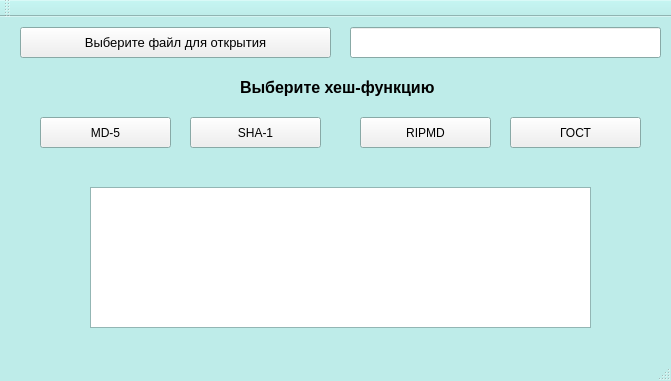
Before: the Qt Designer form mainwindow.ui in ollolo4/xxx, drawn with Qt 5.
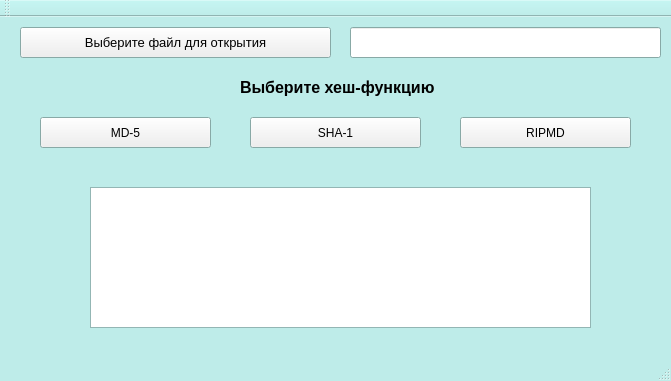
After: the same form once the commit is applied.

Patch:
```diff
--- a/mainwindow.ui
+++ b/mainwindow.ui
@@ -169,7 +169,7 @@
      <rect>
       <x>40</x>
       <y>100</y>
-      <width>131</width>
+      <width>171</width>
       <height>31</height>
      </rect>
     </property>
@@ -190,9 +190,9 @@
    <widget class="QPushButton" name="pushSha">
     <property name="geometry">
      <rect>
-      <x>190</x>
+      <x>250</x>
       <y>100</y>
-      <width>131</width>
+      <width>171</width>
       <height>31</height>
      </rect>
     </property>
@@ -203,9 +203,9 @@
    <widget class="QPushButton" name="pushRipmd">
     <property name="geometry">
      <rect>
-      <x>360</x>
+      <x>460</x>
       <y>100</y>
-      <width>131</width>
+      <width>171</width>
       <height>31</height>
      </rect>
     </property>
@@ -213,19 +213,6 @@
      <string>RIPMD</string>
     </property>
    </widget>
-   <widget class="QPushButton" name="pushGost">
-    <property name="geometry">
-     <rect>
-      <x>510</x>
-      <y>100</y>
-      <width>131</width>
-      <height>31</height>
-     </rect>
-    </property>
-    <property name="text">
-     <string>ГОСТ</string>
-    </property>
-   </widget>
   </widget>
   <widget class="QMenuBar" name="menuBar">
    <property name="geometry">
```
